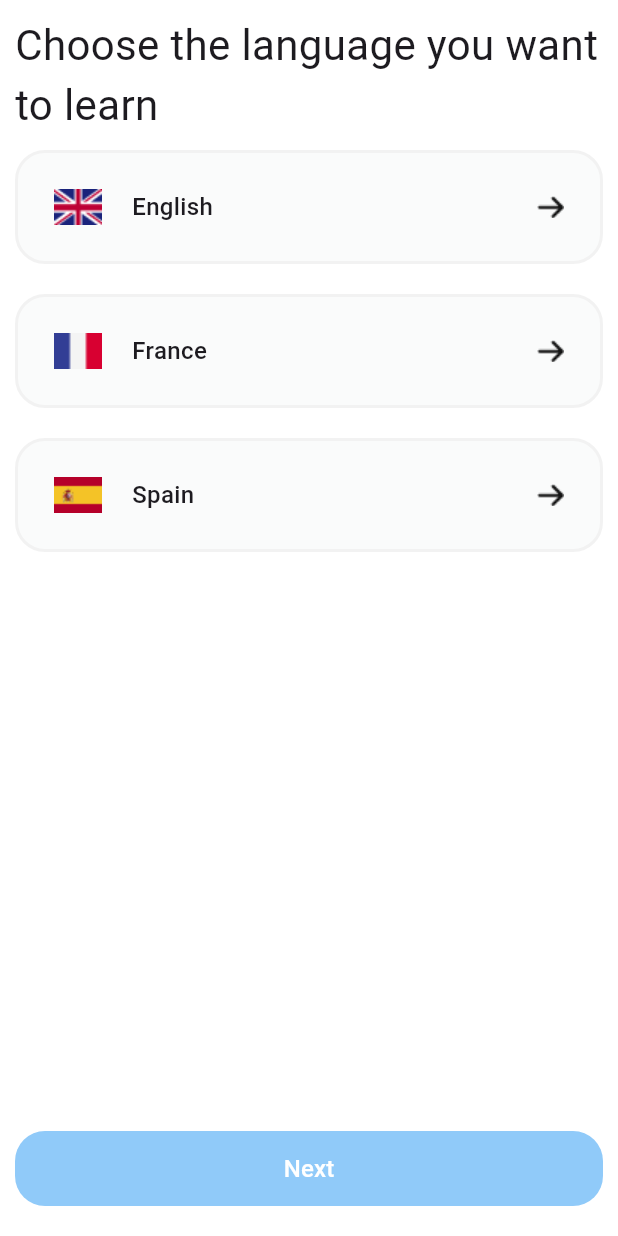
After one commit to AymanOmara/vocabulary, a Flutter app: the ChooseLanguageScreen screen opened by its route, on a phone screen of 412 x 824 dp. The commit adds this screen. Run offline on Flutter 3.47's test engine with Material 3 defaults, Android fonts, the phone set to English and light mode, and no system bars; our stand-ins replace bloc, flutter_bloc, flutter_svg, get, get_it, get_storage; accounts and stored records are empty.

Commit message:
finish add choose language

```diff
--- a/lib/core/di/injector.dart
+++ b/lib/core/di/injector.dart
@@ -1,5 +1,5 @@
 import 'package:get_it/get_it.dart';
-import 'package:vocabulary/features/on_boarding/info_taking_screen/business_logic/info_taking_cubit.dart';
+import 'package:vocabulary/features/info_taking/choose_language/business_logic/choose_language_cubit.dart';
 import 'package:vocabulary/features/on_boarding/on_boarding/business_logic/on_boarding_cubit.dart';
 
 var getIt = GetIt.I;
@@ -9,5 +9,7 @@ void registerDependencies(GetIt diInjector) async {
   getIt.registerFactory(() => OnBoardingCubit(
         diInjector(),
       ));
-  getIt.registerFactory(() => InfoTakingCubit());
+
+  /// ********* info taking **********
+  getIt.registerFactory(() => ChooseLanguageCubit());
 }
--- a/lib/core/routing/app_router.dart
+++ b/lib/core/routing/app_router.dart
@@ -2,9 +2,9 @@ import 'package:flutter/material.dart';
 import 'package:flutter_bloc/flutter_bloc.dart';
 import 'package:vocabulary/core/di/injector.dart';
 import 'package:vocabulary/core/routing/app_routes.dart';
+import 'package:vocabulary/features/info_taking/choose_language/business_logic/choose_language_cubit.dart';
+import 'package:vocabulary/features/info_taking/choose_language/presentation/page/choose_language_screen.dart';
 import 'package:vocabulary/features/on_boarding/getting_started/presentation/getting_started_screen.dart';
-import 'package:vocabulary/features/on_boarding/info_taking_screen/business_logic/info_taking_cubit.dart';
-import 'package:vocabulary/features/on_boarding/info_taking_screen/presentation/page/info_taking_screen.dart';
 import 'package:vocabulary/features/on_boarding/on_boarding/business_logic/on_boarding_cubit.dart';
 import 'package:vocabulary/features/on_boarding/on_boarding/presentation/page/on_boarding_screen.dart';
 
@@ -22,11 +22,11 @@ class AppRouter {
             child: OnBoardingScreen(),
           ),
         );
-      case AppRoutes.infoTakingScreen:
+      case AppRoutes.chooseLanguageScreen:
         return MaterialPageRoute(
           builder: (_) => BlocProvider(
-            create: (_) => getIt<InfoTakingCubit>(),
-            child: InfoTakingScreen(),
+            create: (_) => getIt<ChooseLanguageCubit>(),
+            child: ChooseLanguageScreen(),
           ),
         );
     }
--- a/lib/core/routing/app_routes.dart
+++ b/lib/core/routing/app_routes.dart
@@ -1,8 +1,11 @@
 class AppRoutes {
   AppRoutes._();
 
-  /// ********* On Boarding Screen  **********
+  /// ********* On Boarding  **********
   static const gettingStartedScreen = "gettingStartedScreen";
   static const onBoardingScreen = "onBoardingScreen";
-  static const infoTakingScreen = "infoTakingScreen";
+
+  /// ********* info taking  **********
+  static const chooseLanguageScreen = "chooseLanguageScreen";
+  static const chooseLevelScreen = "chooseLevelScreen";
 }
--- a/lib/core/ui/theme/colors.dart
+++ b/lib/core/ui/theme/colors.dart
@@ -1,4 +1,6 @@
 import 'dart:ui';
 
-// var mutedGray = const Color(0xff707070);
 var linkColor = const Color(0xff007AFF);
+var aliceBlue = const Color(0xffE5F2FF);
+var lightGray = const Color(0xFFfafbfb);
+var veryLightGray = const Color(0xffF2F2F2);
--- /dev/null
+++ b/lib/features/info_taking/choose_language/business_logic/choose_language_cubit.dart
@@ -0,0 +1,32 @@
+import 'package:bloc/bloc.dart';
+import 'package:get/get.dart';
+import 'package:meta/meta.dart';
+import 'package:vocabulary/features/info_taking/choose_language/display/country_item_display.dart';
+
+part 'choose_language_states.dart';
+
+class ChooseLanguageCubit extends Cubit<ChooseLanguageStates> {
+  ChooseLanguageCubit() : super(ChooseLanguageInitial());
+
+  bool get isAnySelected =>
+      countries.firstWhereOrNull((it) => it.isSelected) != null;
+  final List<CountryItemDisplay> countries = [
+    CountryItemDisplay(
+      flagImagePath: "uk_flag.png",
+      languageTitle: "English",
+    ),
+    CountryItemDisplay(
+      flagImagePath: "france_flag.png",
+      languageTitle: "France",
+    ),
+    CountryItemDisplay(
+      flagImagePath: "spain_flag.png",
+      languageTitle: "Spain",
+    ),
+  ];
+
+  void updateSelectedLanguage(CountryItemDisplay country) {
+    countries.unSelectAllExpect(country.languageTitle);
+    emit(ChooseLanguageInitial());
+  }
+}
--- /dev/null
+++ b/lib/features/info_taking/choose_language/business_logic/choose_language_states.dart
@@ -0,0 +1,6 @@
+part of 'choose_language_cubit.dart';
+
+@immutable
+abstract class ChooseLanguageStates {}
+
+final class ChooseLanguageInitial extends ChooseLanguageStates {}
--- /dev/null
+++ b/lib/features/info_taking/choose_language/display/country_item_display.dart
@@ -0,0 +1,18 @@
+class CountryItemDisplay {
+  final String flagImagePath;
+  final String languageTitle;
+  bool isSelected = false;
+
+  CountryItemDisplay({
+    required this.flagImagePath,
+    required this.languageTitle,
+  });
+}
+
+extension MarkUnselected on List<CountryItemDisplay> {
+  void unSelectAllExpect(String countryTitle) {
+    for (var i in this) {
+      i.isSelected = i.languageTitle == countryTitle;
+    }
+  }
+}
--- /dev/null
+++ b/lib/features/info_taking/choose_language/presentation/page/choose_language_screen.dart
@@ -0,0 +1,79 @@
+import 'package:flutter/material.dart';
+import 'package:flutter_bloc/flutter_bloc.dart';
+import 'package:vocabulary/core/ui/theme/colors.dart';
+import 'package:vocabulary/features/info_taking/choose_language/business_logic/choose_language_cubit.dart';
+import 'package:vocabulary/features/info_taking/choose_language/presentation/widgets/country_widget.dart';
+
+class ChooseLanguageScreen extends StatelessWidget {
+  const ChooseLanguageScreen({super.key});
+
+  @override
+  Widget build(BuildContext context) {
+    return BlocBuilder<ChooseLanguageCubit, ChooseLanguageStates>(
+      builder: (context, state) {
+        ChooseLanguageCubit cubit = BlocProvider.of(context);
+        return Scaffold(
+          backgroundColor: Colors.white,
+          body: SafeArea(
+            child: Padding(
+              padding: const EdgeInsets.symmetric(
+                horizontal: 10,
+              ),
+              child: Column(
+                children: [
+                  SizedBox(
+                    height: 10,
+                  ),
+                  Text(
+                    "Choose the language you want to learn",
+                    style: TextStyle(
+                      fontSize: 28,
+                      fontWeight: FontWeight.w400,
+                    ),
+                  ),
+                  Expanded(
+                    child: SingleChildScrollView(
+                      child: Column(
+                        children: cubit.countries
+                            .map((e) => CountryWidget(
+                                country: e,
+                                onTap: (country) {
+                                  cubit.updateSelectedLanguage(country);
+                                }))
+                            .toList(),
+                      ),
+                    ),
+                  ),
+                  MaterialButton(
+                    onPressed: cubit.isAnySelected ? (){
+
+                    } : null,
+                    disabledColor: Colors.blue.shade200,
+                    minWidth: double.infinity,
+                    color: linkColor,
+                    textColor: Colors.white,
+                    height: 50,
+                    shape: RoundedRectangleBorder(
+                      borderRadius: BorderRadius.circular(
+                        20,
+                      ),
+                    ),
+                    child: const Text(
+                      "Next",
+                      style: TextStyle(
+                        fontSize: 16
+                      ),
+                    ),
+                  ),
+                  SizedBox(
+                    height: 20,
+                  ),
+                ],
+              ),
+            ),
+          ),
+        );
+      },
+    );
+  }
+}
--- /dev/null
+++ b/lib/features/info_taking/choose_language/presentation/widgets/country_widget.dart
@@ -0,0 +1,66 @@
+import 'package:flutter/material.dart';
+import 'package:vocabulary/core/ui/theme/colors.dart';
+import 'package:vocabulary/features/info_taking/choose_language/display/country_item_display.dart';
+
+class CountryWidget extends StatelessWidget {
+  const CountryWidget({
+    super.key,
+    required this.country,
+    required this.onTap,
+  });
+
+  final CountryItemDisplay country;
+  final void Function(CountryItemDisplay) onTap;
+
+  @override
+  Widget build(BuildContext context) {
+    return Padding(
+      padding: EdgeInsets.symmetric(
+        vertical: 10,
+      ),
+      child: InkWell(
+        onTap: () => onTap(country),
+        child: Container(
+          padding: EdgeInsets.all(24),
+          decoration: _getBoxDecoration(),
+          child: Row(
+            children: [
+              Image.asset(
+                "assets/${country.flagImagePath}",
+                width: 32,
+                height: 24,
+              ),
+              SizedBox(
+                width: 20,
+              ),
+              Text(
+                country.languageTitle,
+                style: TextStyle(
+                  fontWeight: FontWeight.w500,
+                  fontSize: 16,
+                ),
+              ),
+              Spacer(),
+              Image.asset("assets/arrow_right.png")
+            ],
+          ),
+        ),
+      ),
+    );
+  }
+
+  BoxDecoration _getBoxDecoration() {
+    return BoxDecoration(
+      borderRadius: BorderRadius.all(
+        Radius.circular(20),
+      ),
+      color: country.isSelected ? aliceBlue : lightGray,
+      gradient: null,
+      boxShadow: null,
+      border: Border.all(
+        color: country.isSelected ? linkColor : veryLightGray,
+        width: 2,
+      ),
+    );
+  }
+}
--- a/lib/features/on_boarding/info_taking_screen/business_logic/info_taking_cubit.dart
+++ /dev/null
@@ -1,9 +0,0 @@
-import 'package:bloc/bloc.dart';
-import 'package:meta/meta.dart';
-
-part 'info_taking_states.dart';
-
-class InfoTakingCubit extends Cubit<InfoTakingStates> {
-  InfoTakingCubit() : super(InfoTakingInitial());
-
-}
--- a/lib/features/on_boarding/info_taking_screen/business_logic/info_taking_states.dart
+++ /dev/null
@@ -1,6 +0,0 @@
-part of 'info_taking_cubit.dart';
-
-@immutable
-abstract class InfoTakingStates {}
-
-final class InfoTakingInitial extends InfoTakingStates {}
--- a/lib/features/on_boarding/info_taking_screen/presentation/page/info_taking_screen.dart
+++ /dev/null
@@ -1,20 +0,0 @@
-import 'package:flutter/material.dart';
-import 'package:flutter_bloc/flutter_bloc.dart';
-import 'package:vocabulary/features/on_boarding/info_taking_screen/business_logic/info_taking_cubit.dart';
-
-class InfoTakingScreen extends StatelessWidget {
-  const InfoTakingScreen({super.key});
-
-  @override
-  Widget build(BuildContext context) {
-    return BlocBuilder<InfoTakingCubit, InfoTakingStates>(
-      builder: (context, state) {
-        return Scaffold(
-          body: Center(
-            child: Text("info taking screen"),
-          ),
-        );
-      },
-    );
-  }
-}
--- a/lib/features/on_boarding/on_boarding/presentation/page/on_boarding_screen.dart
+++ b/lib/features/on_boarding/on_boarding/presentation/page/on_boarding_screen.dart
@@ -36,7 +36,6 @@ class OnBoardingScreen extends StatelessWidget {
                   onPressed: () async {
                     if (cubit.currentIndex <
                         cubit.onBoardingSliders.length - 1) {
-                      // Logger.D(cubit.currentIndex);
                       pageViewController.nextPage(
                         duration: const Duration(
                           milliseconds: 500,
@@ -45,7 +44,9 @@ class OnBoardingScreen extends StatelessWidget {
                       );
                     } else {
                       cubit.updateFirstLaunch();
-                      Navigator.of(context).pushNamed(AppRoutes.infoTakingScreen);
+                      Navigator.of(context).pushNamed(
+                        AppRoutes.chooseLanguageScreen,
+                      );
                       // Navigator.of(context).pushNamedAndRemoveUntil(
                       //   AppRoutes.infoTakingScreen,
                       //       (route) => false,
```
Also changed, not shown: assets/arrow_right.png (added), assets/france_flag.png (added), assets/spain_flag.png (added), assets/uk_flag.png (added).
